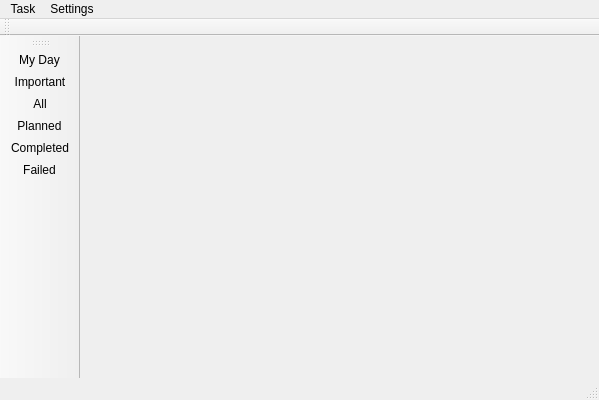
Old version of the form ToDoList.ui in the repository Maksymr0906/ToDoList.
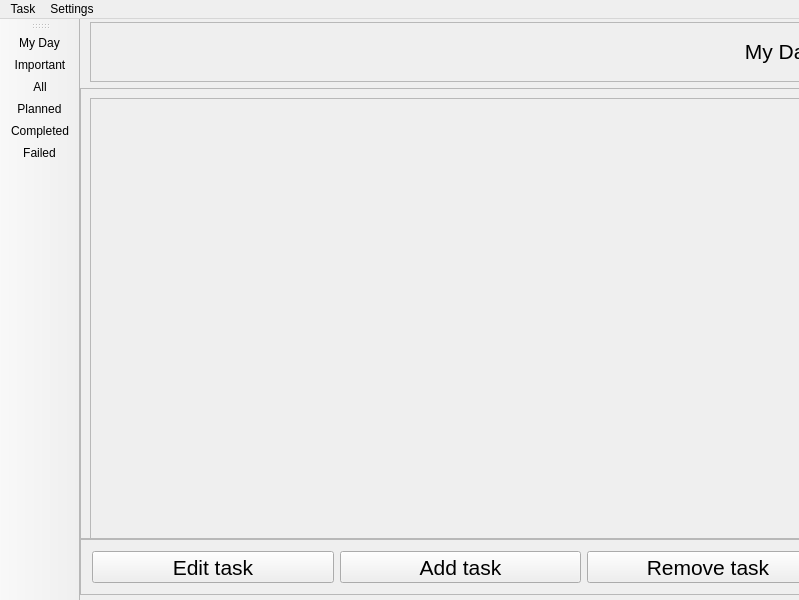
New version of the form. Icons and pictures are not drawn.

Commit message: connect with db, print db elements on screen

The edit to the form file:
```diff
--- a/ToDoList.ui
+++ b/ToDoList.ui
@@ -6,8 +6,8 @@
    <rect>
     <x>0</x>
     <y>0</y>
-    <width>599</width>
-    <height>400</height>
+    <width>799</width>
+    <height>600</height>
    </rect>
   </property>
   <property name="windowTitle">
@@ -17,13 +17,208 @@
    <iconset resource="ToDoList.qrc">
     <normaloff>:/ToDoList/Assets/program_icon.png</normaloff>:/ToDoList/Assets/program_icon.png</iconset>
   </property>
-  <widget class="QWidget" name="centralWidget"/>
+  <widget class="QWidget" name="centralWidget">
+   <widget class="QFrame" name="headerFrame">
+    <property name="geometry">
+     <rect>
+      <x>10</x>
+      <y>3</y>
+      <width>751</width>
+      <height>60</height>
+     </rect>
+    </property>
+    <property name="sizePolicy">
+     <sizepolicy hsizetype="Preferred" vsizetype="Fixed">
+      <horstretch>0</horstretch>
+      <verstretch>0</verstretch>
+     </sizepolicy>
+    </property>
+    <property name="frameShape">
+     <enum>QFrame::StyledPanel</enum>
+    </property>
+    <property name="frameShadow">
+     <enum>QFrame::Raised</enum>
+    </property>
+    <layout class="QHBoxLayout" name="horizontalLayout">
+     <item>
+      <spacer name="horizontalSpacer">
+       <property name="orientation">
+        <enum>Qt::Horizontal</enum>
+       </property>
+       <property name="sizeHint" stdset="0">
+        <size>
+         <width>40</width>
+         <height>20</height>
+        </size>
+       </property>
+      </spacer>
+     </item>
+     <item>
+      <widget class="QLabel" name="headerText">
+       <property name="sizePolicy">
+        <sizepolicy hsizetype="Expanding" vsizetype="Fixed">
+         <horstretch>0</horstretch>
+         <verstretch>0</verstretch>
+        </sizepolicy>
+       </property>
+       <property name="font">
+        <font>
+         <pointsize>16</pointsize>
+        </font>
+       </property>
+       <property name="text">
+        <string>My Day</string>
+       </property>
+       <property name="scaledContents">
+        <bool>true</bool>
+       </property>
+       <property name="alignment">
+        <set>Qt::AlignRight|Qt::AlignTrailing|Qt::AlignVCenter</set>
+       </property>
+      </widget>
+     </item>
+     <item>
+      <widget class="QLabel" name="headerImage">
+       <property name="sizePolicy">
+        <sizepolicy hsizetype="Fixed" vsizetype="Fixed">
+         <horstretch>0</horstretch>
+         <verstretch>0</verstretch>
+        </sizepolicy>
+       </property>
+       <property name="maximumSize">
+        <size>
+         <width>40</width>
+         <height>40</height>
+        </size>
+       </property>
+       <property name="text">
+        <string/>
+       </property>
+       <property name="pixmap">
+        <pixmap resource="ToDoList.qrc">:/ToDoList/Assets/myday_icon.png</pixmap>
+       </property>
+       <property name="scaledContents">
+        <bool>true</bool>
+       </property>
+      </widget>
+     </item>
+    </layout>
+   </widget>
+   <widget class="QFrame" name="listTasksFrame">
+    <property name="geometry">
+     <rect>
+      <x>0</x>
+      <y>69</y>
+      <width>771</width>
+      <height>451</height>
+     </rect>
+    </property>
+    <property name="frameShape">
+     <enum>QFrame::StyledPanel</enum>
+    </property>
+    <property name="frameShadow">
+     <enum>QFrame::Raised</enum>
+    </property>
+    <widget class="QScrollArea" name="scrollArea">
+     <property name="geometry">
+      <rect>
+       <x>10</x>
+       <y>10</y>
+       <width>741</width>
+       <height>441</height>
+      </rect>
+     </property>
+     <property name="widgetResizable">
+      <bool>true</bool>
+     </property>
+     <widget class="QWidget" name="allNewTasksContents">
+      <property name="geometry">
+       <rect>
+        <x>0</x>
+        <y>0</y>
+        <width>739</width>
+        <height>439</height>
+       </rect>
+      </property>
+      <layout class="QVBoxLayout" name="verticalLayout">
+       <item>
+        <spacer name="verticalSpacer">
+         <property name="orientation">
+          <enum>Qt::Vertical</enum>
+         </property>
+         <property name="sizeHint" stdset="0">
+          <size>
+           <width>20</width>
+           <height>158</height>
+          </size>
+         </property>
+        </spacer>
+       </item>
+      </layout>
+     </widget>
+    </widget>
+   </widget>
+   <widget class="QFrame" name="addNewTaskFrame">
+    <property name="geometry">
+     <rect>
+      <x>0</x>
+      <y>520</y>
+      <width>761</width>
+      <height>56</height>
+     </rect>
+    </property>
+    <property name="frameShape">
+     <enum>QFrame::StyledPanel</enum>
+    </property>
+    <property name="frameShadow">
+     <enum>QFrame::Raised</enum>
+    </property>
+    <layout class="QHBoxLayout" name="horizontalLayout_2">
+     <item>
+      <widget class="QPushButton" name="editTaskButton">
+       <property name="font">
+        <font>
+         <pointsize>16</pointsize>
+        </font>
+       </property>
+       <property name="text">
+        <string>Edit task</string>
+       </property>
+      </widget>
+     </item>
+     <item>
+      <widget class="QPushButton" name="addTaskButton">
+       <property name="font">
+        <font>
+         <pointsize>16</pointsize>
+        </font>
+       </property>
+       <property name="text">
+        <string>Add task</string>
+       </property>
+      </widget>
+     </item>
+     <item>
+      <widget class="QPushButton" name="removeTaskButton">
+       <property name="font">
+        <font>
+         <pointsize>16</pointsize>
+        </font>
+       </property>
+       <property name="text">
+        <string>Remove task</string>
+       </property>
+      </widget>
+     </item>
+    </layout>
+   </widget>
+  </widget>
   <widget class="QMenuBar" name="menuBar">
    <property name="geometry">
     <rect>
      <x>0</x>
      <y>0</y>
-     <width>599</width>
+     <width>799</width>
      <height>22</height>
     </rect>
    </property>
@@ -52,15 +247,6 @@
    <addaction name="menuTask"/>
    <addaction name="menuSettings"/>
   </widget>
-  <widget class="QToolBar" name="mainToolBar">
-   <attribute name="toolBarArea">
-    <enum>TopToolBarArea</enum>
-   </attribute>
-   <attribute name="toolBarBreak">
-    <bool>false</bool>
-   </attribute>
-  </widget>
-  <widget class="QStatusBar" name="statusBar"/>
   <widget class="QToolBar" name="toolBar">
    <property name="windowTitle">
     <string>toolBar</string>
```
The commit also changes 5 other files.
